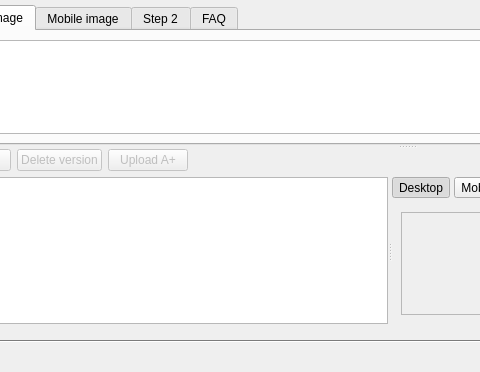
This is AmazonTemplate3/gui/panes/PaneSizing.ui in icingerpower/AmazonTemplate3 as Qt 5 draws it before an edit; both pictures show x 349 to 829 and y 409 to 781 of the 1251 by 781 pixel window. The edited form follows.
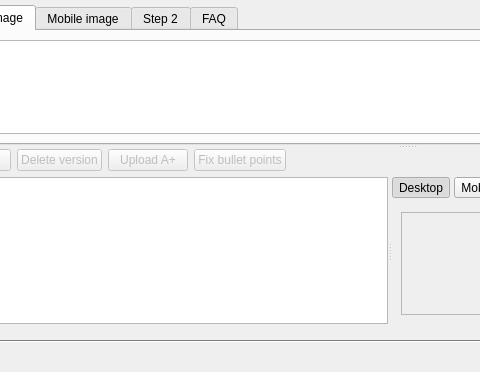
This is the edited form. The open tabs and pages were chosen to show the change. Custom widgets are drawn as their Qt base class.

Commit message: PaneSizing: FAQ forbidden-word regeneration, A+ image hygiene, Fix bullet points; PaneWarnings uses shared prompt.

The edit to the form file:
```diff
--- a/AmazonTemplate3/gui/panes/PaneSizing.ui
+++ b/AmazonTemplate3/gui/panes/PaneSizing.ui
@@ -913,6 +913,16 @@
                    </property>
                   </widget>
                  </item>
+                 <item>
+                  <widget class="QPushButton" name="buttonFixBullets">
+                   <property name="enabled">
+                    <bool>false</bool>
+                   </property>
+                   <property name="text">
+                    <string>Fix bullet points</string>
+                   </property>
+                  </widget>
+                 </item>
                  <item>
                   <spacer name="horizontalSpacerAplusToolbar">
                    <property name="orientation">
```
The commit also changes 3 other files.
